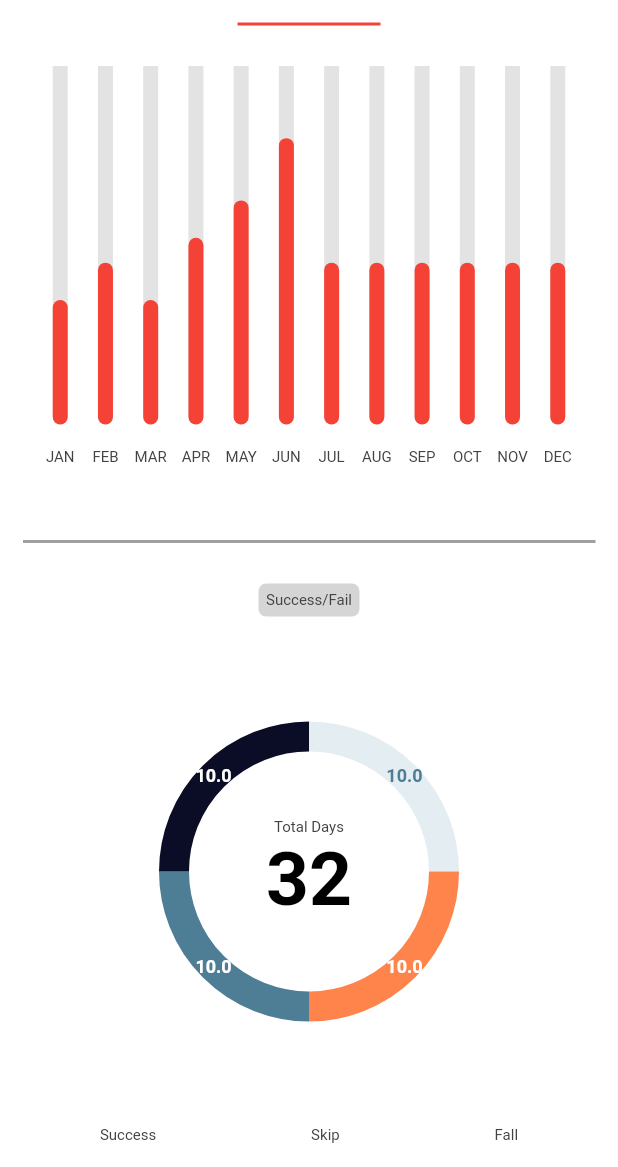
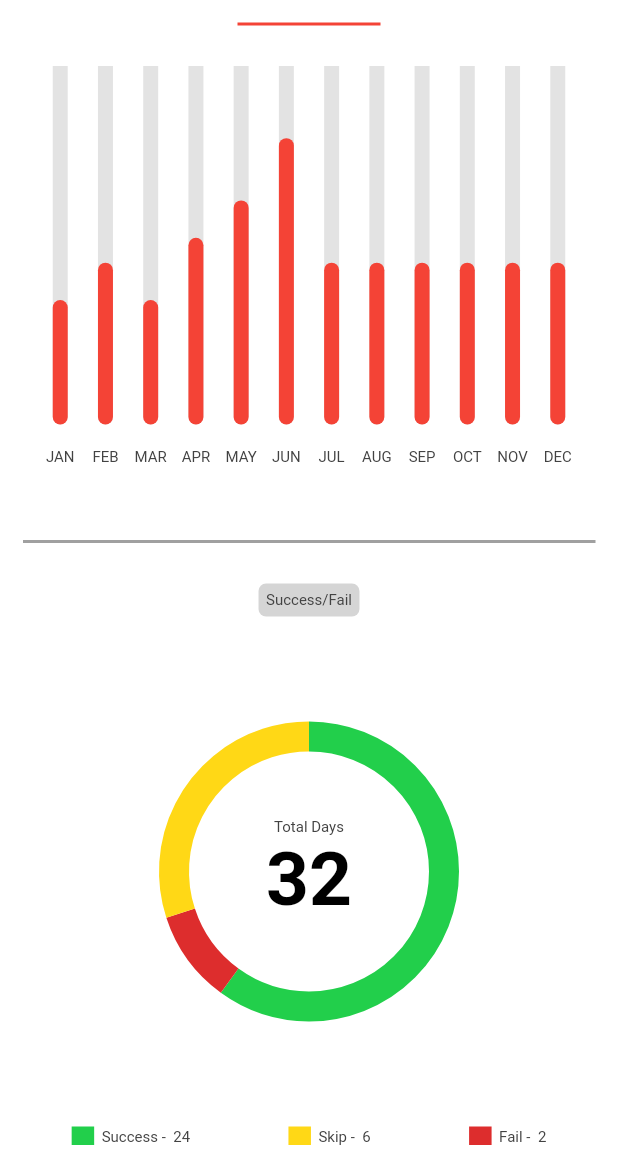
Before and after one commit to shubham0302/habit-app, a Flutter app: the HabbitTabbar screen opened directly, tab 2 chosen, scrolled down 1122 dp, on a phone screen of 412 x 824 dp, the part 69-1236 px from its top. Run offline on Flutter 3.47's test engine with Material 2 defaults, Android fonts, the phone set to English and light mode, and no system bars; drawn by our look-alikes of fl_chart; our stand-ins replace flutter_switch, get, numberpicker, table_calendar; missing offline and left inert: flutter_ringtone_player.

Commit message:
update in statistic screen

```diff
--- a/lib/screens/habbit/Habbit_tabbar.dart
+++ b/lib/screens/habbit/Habbit_tabbar.dart
@@ -282,7 +282,7 @@ class _HabbitTabbarState extends State<HabbitTabbar>
               ],
             ),
             // index2
-            Statistics(),
+            const Statistics(),
             GlobalPadding(
                 child: Column(
               children: const [],
--- a/lib/screens/habbit/statistics.dart
+++ b/lib/screens/habbit/statistics.dart
@@ -1,3 +1,5 @@
+// ignore_for_file: depend_on_referenced_packages, unnecessary_import, implementation_imports, sized_box_for_whitespace
+
 import 'package:flutter/material.dart';
 import 'package:flutter/src/widgets/container.dart';
 import 'package:flutter/src/widgets/framework.dart';
@@ -281,11 +283,11 @@ class Statistics extends StatelessWidget {
                   startDegreeOffset: 270,
                   sectionsSpace: 0,
                   centerSpaceRadius: 80,
-                  sections: showingSections())),
+                  sections: showingSections(context))),
               Positioned(
                   child: Column(
                 mainAxisAlignment: MainAxisAlignment.center,
-                children: [
+                children: const [
                   DescriptionText(text: 'Total Days'),
                   TitleText(
                     text: '32',
@@ -299,17 +301,208 @@ class Statistics extends StatelessWidget {
         Row(
           mainAxisAlignment: MainAxisAlignment.spaceAround,
           children: [
-            DescriptionText(text: 'Success'),
-            DescriptionText(text: 'Skip'),
-            DescriptionText(text: 'Fall'),
+            Row(
+              children: [
+                Container(
+                  height: 15,
+                  width: 15,
+                  color: Color(0xFF22CF4B),
+                ),
+                SW.small(),
+                DescriptionText(text: 'Success -'),
+                SW.small(),
+                DescriptionText(
+                  text: "24",
+                  isWhite: true,
+                )
+              ],
+            ),
+            Row(
+              children: [
+                Container(
+                  height: 15,
+                  width: 15,
+                  color: Color(0xFFFFD816),
+                ),
+                SW.small(),
+                DescriptionText(text: 'Skip -'),
+                SW.small(),
+                DescriptionText(
+                  text: "6",
+                  isWhite: true,
+                )
+              ],
+            ),
+            Row(
+              children: [
+                Container(
+                  height: 15,
+                  width: 15,
+                  color: Color(0xFFDD2D2D),
+                ),
+                SW.small(),
+                DescriptionText(text: 'Fail -'),
+                SW.small(),
+                DescriptionText(
+                  text: "2",
+                  isWhite: true,
+                )
+              ],
+            ),
           ],
-        )
+        ),
+        SH.large(),
+        Divider(
+          thickness: 2,
+        ),
+        SH.large(),
+        Center(
+          child: Container(
+            decoration: BoxDecoration(
+                borderRadius: const BorderRadius.all(Radius.circular(5)),
+                color: color.disabledColor.withOpacity(0.3)),
+            child: const Padding(
+              padding: EdgeInsets.all(5.0),
+              child: DescriptionText(text: "Streak challenge"),
+            ),
+          ),
+        ),
+        SH.large(),
+        Row(
+          mainAxisAlignment: MainAxisAlignment.spaceEvenly,
+          children: [
+            Column(
+              mainAxisAlignment: MainAxisAlignment.center,
+              children: [
+                Image.asset(
+                  "assets/images/badge.png",
+                  height: 40,
+                  width: 40,
+                  fit: BoxFit.fill,
+                ),
+                SH.medium(),
+                LabelText(
+                  text: "  1\nday",
+                  isColor: true,
+                  color: color.canvasColor,
+                )
+              ],
+            ),
+            // SW.medium(),
+            Column(
+              mainAxisAlignment: MainAxisAlignment.center,
+              children: [
+                Image.asset(
+                  "assets/images/badge.png",
+                  height: 40,
+                  width: 40,
+                  fit: BoxFit.fill,
+                ),
+                SH.medium(),
+                LabelText(
+                  text: "  7\nday",
+                  isColor: true,
+                  color: color.canvasColor,
+                )
+              ],
+            ),
+            // SW.medium(),
+            Column(
+              mainAxisAlignment: MainAxisAlignment.center,
+              children: [
+                Image.asset(
+                  "assets/images/badge3d.png",
+                  height: 40,
+                  width: 40,
+                  fit: BoxFit.fill,
+                ),
+                SH.medium(),
+                LabelText(
+                  text: " 15\nday",
+                  isColor: true,
+                  color: color.canvasColor,
+                )
+              ],
+            ),
+            Column(
+              mainAxisAlignment: MainAxisAlignment.center,
+              children: [
+                Image.asset(
+                  "assets/images/badge3d.png",
+                  height: 40,
+                  width: 40,
+                  fit: BoxFit.fill,
+                ),
+                SH.medium(),
+                LabelText(
+                  text: " 30\nday",
+                  isColor: true,
+                  color: color.canvasColor,
+                )
+              ],
+            ),
+            Column(
+              mainAxisAlignment: MainAxisAlignment.center,
+              children: [
+                Image.asset(
+                  "assets/images/badge3d.png",
+                  height: 40,
+                  width: 40,
+                  fit: BoxFit.fill,
+                ),
+                SH.medium(),
+                LabelText(
+                  text: " 60\nday",
+                  isColor: true,
+                  color: color.canvasColor,
+                )
+              ],
+            ),
+            Column(
+              mainAxisAlignment: MainAxisAlignment.center,
+              children: [
+                Image.asset(
+                  "assets/images/badge3d.png",
+                  height: 40,
+                  width: 40,
+                  fit: BoxFit.fill,
+                ),
+                SH.medium(),
+                LabelText(
+                  text: "100\nday",
+                  isColor: true,
+                  color: color.canvasColor,
+                )
+              ],
+            ),
+            Container(
+              child: Column(
+                mainAxisAlignment: MainAxisAlignment.center,
+                children: [
+                  Image.asset(
+                    "assets/images/badge3d.png",
+                    height: 40,
+                    width: 40,
+                    fit: BoxFit.fill,
+                  ),
+                  SH.medium(),
+                  LabelText(
+                    text: "200\nday",
+                    isColor: true,
+                    color: color.canvasColor,
+                  )
+                ],
+              ),
+            )
+          ],
+        ),
       ]),
     );
   }
 }
 
-List<PieChartSectionData> showingSections() {
+List<PieChartSectionData> showingSections(BuildContext context) {
+  ThemeData color = Theme.of(context);
   return List.generate(4, (index) {
     // final isTouched = index == touchedIndex;
     // final double opacity = isTouched ? 1 : 0.6;
@@ -318,54 +511,54 @@ List<PieChartSectionData> showingSections() {
     switch (index) {
       case 0:
         return PieChartSectionData(
-          color: ThemeConfig.backgroundColor,
+          color: Color(0xFF22CF4B),
 
-          // value: 1,
+          value: 6,
           // title: ctrl.taskCount.value.data!.pending!.toString(),
           radius: 20,
-          titleStyle: TextStyle(
+          titleStyle: const TextStyle(
             fontSize: 12,
             fontWeight: FontWeight.bold,
-            color: ThemeConfig.primaryColor,
+            color: Color(0xFF22CF4B),
           ),
           titlePositionPercentageOffset: 0.5,
         );
       case 1:
         return PieChartSectionData(
-          color: ThemeConfig.secondaryColor,
-          // value: 2,
+          color: Color(0xFFDD2D2D),
+          value: 1,
           // title: ctrl.taskCount.value.data!.verify!.toString(),
           radius: 20,
-          titleStyle: TextStyle(
+          titleStyle: const TextStyle(
               fontSize: 12,
               fontWeight: FontWeight.bold,
-              color: ThemeConfig.whiteColor),
+              color: Color(0xFFDD2D2D)),
           titlePositionPercentageOffset: 0.5,
         );
       case 2:
         return PieChartSectionData(
-          color: ThemeConfig.primaryColor,
-          // value: 3,
+          color: Color(0xFFFFD816),
+          value: 3,
           // title: ctrl.taskCount.value.data!.inProgress!.toString(),
           radius: 20,
-          titleStyle: TextStyle(
+          titleStyle: const TextStyle(
               fontSize: 12,
               fontWeight: FontWeight.bold,
-              color: ThemeConfig.whiteColor),
+              color: Color(0xFFFFD816)),
           titlePositionPercentageOffset: 0.5,
         );
-      case 3:
-        return PieChartSectionData(
-          color: ThemeConfig.mainTextColor,
-          // value: 4,
-          // title: ctrl.taskCount.value.data!.completed!.toString(),
-          radius: 20,
-          titleStyle: TextStyle(
-              fontSize: 12,
-              fontWeight: FontWeight.bold,
-              color: ThemeConfig.whiteColor),
-          titlePositionPercentageOffset: 0.5,
-        );
+      // case 3:
+      //   return PieChartSectionData(
+      //     color: ThemeConfig.mainTextColor,
+      //     // value: 4,
+      //     // title: ctrl.taskCount.value.data!.completed!.toString(),
+      //     radius: 20,
+      //     titleStyle: const TextStyle(
+      //         fontSize: 12,
+      //         fontWeight: FontWeight.bold,
+      //         color: ThemeConfig.whiteColor),
+      //     titlePositionPercentageOffset: 0.5,
+      //   );
 
       default:
         return PieChartSectionData(
@@ -373,7 +566,7 @@ List<PieChartSectionData> showingSections() {
           value: 0,
           title: "yellow pie",
           radius: 20,
-          titleStyle: TextStyle(
+          titleStyle: const TextStyle(
               fontSize: 18, fontWeight: FontWeight.bold, color: Colors.black),
           titlePositionPercentageOffset: 0.5,
         );
```
Also changed, not shown: assets/images/badge.png (added), assets/images/badge3d.png (added), 1 other file.
